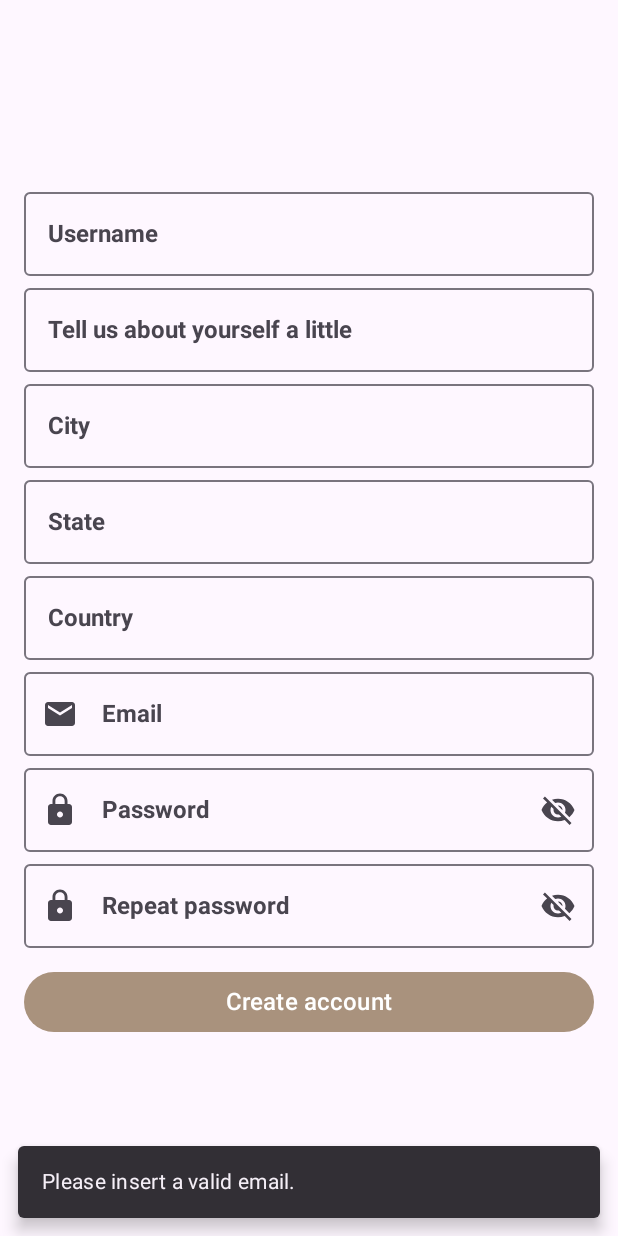
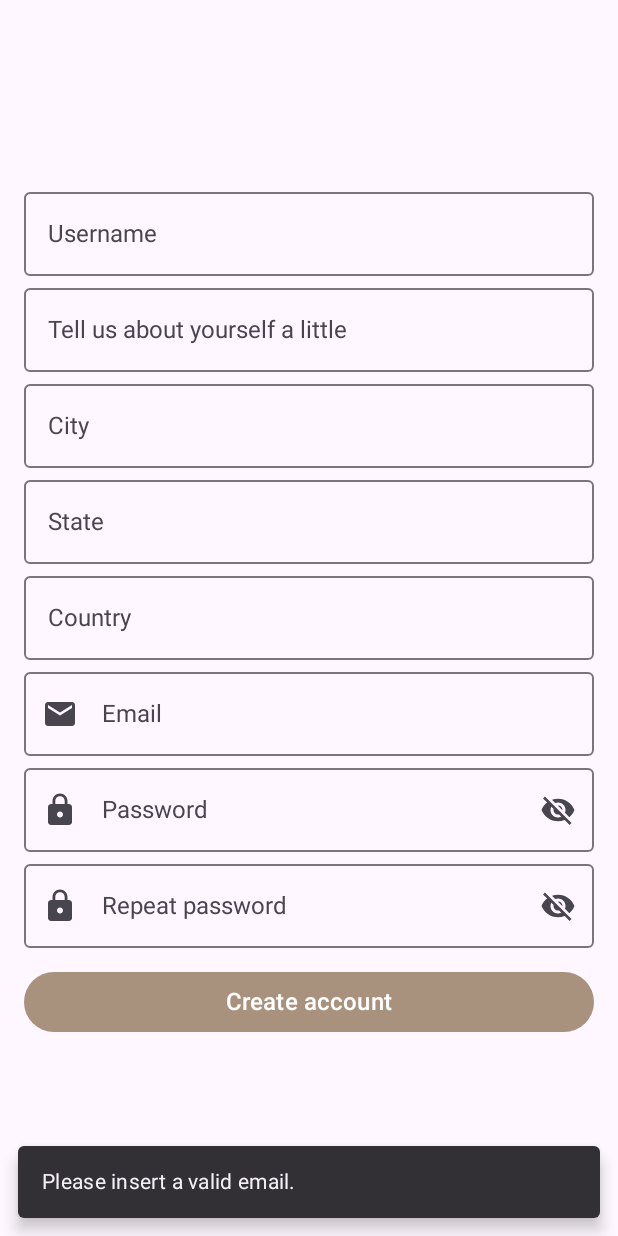
Before and after one commit to PrinceHerenj/ApkiKala, an Android app built with Jetpack Compose: the SignUpScreen screen opened through its navigation route, on a phone screen of 412 x 824 dp. Run offline under Robolectric (Android 15) with nearby library versions, the phone set to English and light mode, and no system bars; our stand-ins replace Dagger/Hilt's generated code, Firebase (no records; nobody signed in at launch, a user with empty details on screens opened directly); pictures from the network do not load; 3 statements that could not run were skipped.

Commit message:
working on individual Post composable

```diff
--- /dev/null
+++ b/app/src/main/java/dev/groupx/apkikala/ui/screen/AccountUiState.kt
@@ -0,0 +1,3 @@
+package dev.groupx.apkikala.ui.screen
+
+data class AccountUiState(val isAnonymousAccount: Boolean = true, val currentUserId: String = "")
--- a/app/src/main/java/dev/groupx/apkikala/ui/screen/home/HomeScreen.kt
+++ b/app/src/main/java/dev/groupx/apkikala/ui/screen/home/HomeScreen.kt
@@ -21,6 +21,7 @@ import androidx.compose.ui.unit.dp
 import androidx.hilt.navigation.compose.hiltViewModel
 import dev.groupx.apkikala.ui.common.composables.BasicButton
 import dev.groupx.apkikala.ui.navigation.NavigationDestination
+import dev.groupx.apkikala.ui.screen.AccountUiState
 import dev.groupx.apkikala.R.string as AppText
 
 object HomeNode : NavigationDestination {
@@ -37,7 +38,7 @@ fun HomeScreen(
     modifier: Modifier = Modifier,
     viewModel: HomeViewModel = hiltViewModel(),
 ) {
-    val uiState by viewModel.uiState.collectAsState(initial = HomeUiState(false, ))
+    val uiState by viewModel.uiState.collectAsState(initial = AccountUiState(false ))
 
     val galleryLauncher = rememberLauncherForActivityResult(GetContent()) { imageUri ->
         imageUri?.let {
@@ -95,7 +96,7 @@ fun HomeScreen(
 
 
         Column(modifier = Modifier.padding(it)) {
-            Post()
+            Post("5dVVboSdA2JDcF17RAC2")
 
             if (uiState.isAnonymousAccount) {
                 Row {
--- a/app/src/main/java/dev/groupx/apkikala/ui/screen/home/HomeUiState.kt
+++ /dev/null
@@ -1,3 +0,0 @@
-package dev.groupx.apkikala.ui.screen.home
-
-data class HomeUiState(val isAnonymousAccount: Boolean = true, val currentUserId: String = "")
--- a/app/src/main/java/dev/groupx/apkikala/ui/screen/home/HomeViewModel.kt
+++ b/app/src/main/java/dev/groupx/apkikala/ui/screen/home/HomeViewModel.kt
@@ -5,10 +5,10 @@ import dagger.hilt.android.lifecycle.HiltViewModel
 import dev.groupx.apkikala.model.service.AccountService
 import dev.groupx.apkikala.model.service.LogService
 import dev.groupx.apkikala.model.service.StorageService
+import dev.groupx.apkikala.ui.screen.AccountUiState
 import dev.groupx.apkikala.ui.screen.ApkiKalaViewModel
 import dev.groupx.apkikala.ui.screen.login.LoginNode
 import dev.groupx.apkikala.ui.screen.sign_up.SignUpNode
-import dev.groupx.apkikala.ui.screen.splashscreen.SplashNode
 import kotlinx.coroutines.flow.map
 import javax.inject.Inject
 
@@ -18,7 +18,7 @@ class HomeViewModel @Inject constructor(
     private val storageService: StorageService,
     logService: LogService
 ): ApkiKalaViewModel(logService) {
-    var uiState = accountService.currentUser.map { HomeUiState(it.isAnonymous, it.id) }
+    var uiState = accountService.currentUser.map { AccountUiState(it.isAnonymous, it.id) }
         private set
     fun onLoginClick(openScreen: (String) -> Unit) = openScreen(LoginNode.route)
     fun onSignUpClick(openScreen: (String) -> Unit) = openScreen(SignUpNode.route)
--- a/app/src/main/java/dev/groupx/apkikala/ui/screen/home/Post.kt
+++ b/app/src/main/java/dev/groupx/apkikala/ui/screen/home/Post.kt
@@ -24,7 +24,7 @@ import coil.compose.AsyncImage
 import coil.request.ImageRequest
 
 @Composable
-fun Post() {
+fun Post(documentId: String) {
     ElevatedCard(
         colors = CardDefaults.cardColors(
             containerColor = MaterialTheme.colorScheme.primary
@@ -47,10 +47,20 @@ fun Post() {
 
 @Composable
 fun PostDescription() {
-    Column(Modifier.padding(horizontal = 16.dp).padding(bottom = 16.dp)) {
-        Text(text = "SketchUp ⭐", style = MaterialTheme.typography.bodyLarge)
-        Spacer(modifier = Modifier.size(32.dp))
-        Text(text = "Created with 💗", style = MaterialTheme.typography.bodySmall)
+    Column(
+        Modifier
+            .padding(horizontal = 16.dp)
+            .padding(bottom = 16.dp)
+    ) {
+        Row {
+            Text(text = "SketchUp ⭐", fontWeight = FontWeight.Bold, fontSize = 16.sp)
+            Text(text = "time_created_placeholder", Modifier.weight(1f))
+        }
+        Spacer(modifier = Modifier.size(24.dp))
+        Text(
+            text = "Created with 💗, Snapchat Filter: Vibes",
+            style = MaterialTheme.typography.bodySmall
+        )
 
     }
 }
@@ -156,7 +166,7 @@ fun ImageCommon(
     width: Dp,
     shape: Shape,
     contentScale: ContentScale,
-    modifier: Modifier = Modifier
+    modifier: Modifier = Modifier,
 ) {
     Box(
         modifier = Modifier
--- a/app/src/main/java/dev/groupx/apkikala/ui/screen/profile/ProfileUiState.kt
+++ /dev/null
@@ -1,4 +0,0 @@
-package dev.groupx.apkikala.ui.screen.profile
-
-class ProfileUiState {
-}
--- a/app/src/main/java/dev/groupx/apkikala/ui/screen/profile/ProfileScreen.kt
+++ b/app/src/main/java/dev/groupx/apkikala/ui/screen/profile_personal/PersonalProfileScreen.kt
@@ -1,4 +1,4 @@
-package dev.groupx.apkikala.ui.screen.profile
+package dev.groupx.apkikala.ui.screen.profile_personal
 
 import androidx.compose.runtime.Composable
 import dev.groupx.apkikala.ui.navigation.NavigationDestination
@@ -10,6 +10,6 @@ object ProfileNode: NavigationDestination {
 }
 
 @Composable
-fun ProfileScreen() {
+fun PersonalProfileScreen() {
 
 }
--- a/app/src/main/java/dev/groupx/apkikala/ui/screen/profile/ProfileViewModel.kt
+++ b/app/src/main/java/dev/groupx/apkikala/ui/screen/profile_personal/PersonalProfileViewModel.kt
@@ -1,4 +1,4 @@
-package dev.groupx.apkikala.ui.screen.profile
+package dev.groupx.apkikala.ui.screen.profile_personal
 
 import dagger.hilt.android.lifecycle.HiltViewModel
 import dev.groupx.apkikala.model.service.LogService
@@ -6,7 +6,7 @@ import dev.groupx.apkikala.ui.screen.ApkiKalaViewModel
 import javax.inject.Inject
 
 @HiltViewModel
-class ProfileViewModel @Inject constructor(
+class PersonalProfileViewModel @Inject constructor(
     logService: LogService,
 ) : ApkiKalaViewModel(logService) {
 }
--- a/app/src/main/java/dev/groupx/apkikala/ui/theme/Type.kt
+++ b/app/src/main/java/dev/groupx/apkikala/ui/theme/Type.kt
@@ -10,7 +10,7 @@ import androidx.compose.ui.unit.sp
 val Typography = Typography(
     bodyLarge = TextStyle(
         fontFamily = FontFamily.Default,
-        fontWeight = FontWeight.Bold,
+        fontWeight = FontWeight.Normal,
         fontSize = 16.sp
     ),
     bodySmall = TextStyle(
```
Also changed, not shown: 1 other file.
